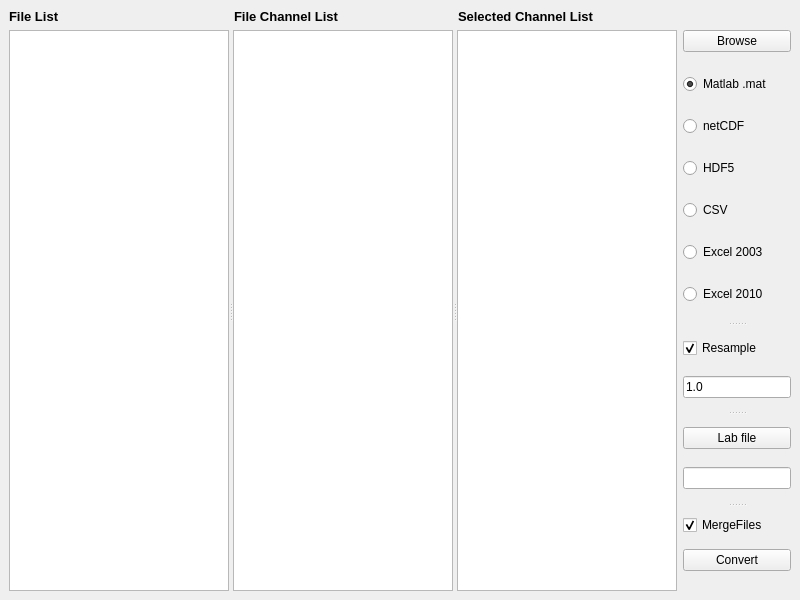
The window that mdfreaderui.ui (ratal/mdfreader) describes before a commit, drawn with Qt 5.
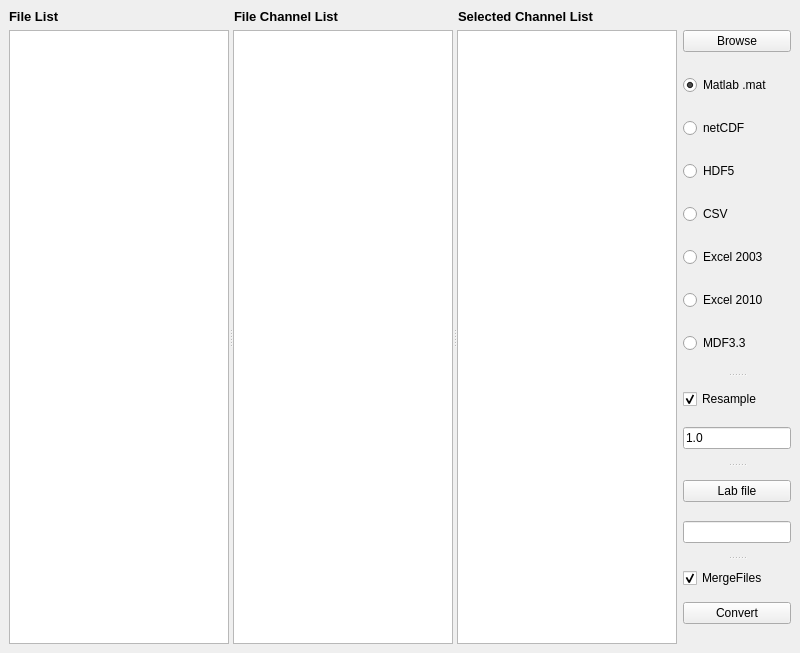
The same window after the commit.

Commit message: adapted write3 to python3 added mdf3 export in mdfconverter UI

```diff
--- a/mdfreaderui.ui
+++ b/mdfreaderui.ui
@@ -7,7 +7,7 @@
     <x>0</x>
     <y>0</y>
     <width>800</width>
-    <height>600</height>
+    <height>653</height>
    </rect>
   </property>
   <property name="windowTitle">
@@ -283,6 +283,13 @@
            </property>
           </widget>
          </item>
+         <item>
+          <widget class="QRadioButton" name="mdf3">
+           <property name="text">
+            <string>MDF3.3</string>
+           </property>
+          </widget>
+         </item>
         </layout>
        </widget>
        <widget class="QWidget" name="horizontalLayoutWidget">
```
The commit also changes 6 other files.
